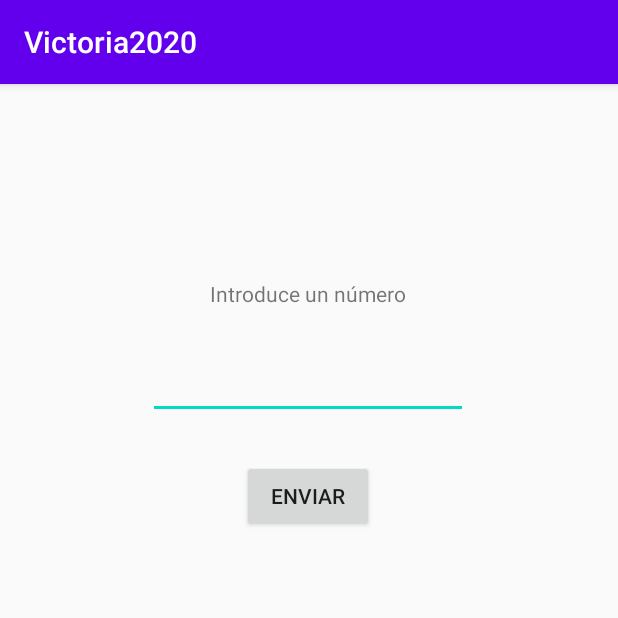
After one commit to VictoriaMolina/Moviles2020, an Android app: the evenNumber screen opened directly, with no data from a screen before it, on a phone screen of 412 x 824 dp, the top half of it. The commit adds this screen. Run offline under Robolectric (Android 15) with nearby library versions, the phone set to English and light mode, and no system bars.

Commit message:
Se agregó practica de número par.

```diff
--- a/Victoria2020/app/build.gradle
+++ b/Victoria2020/app/build.gradle
@@ -30,8 +30,10 @@ dependencies {
     implementation 'androidx.core:core-ktx:1.3.1'
     implementation 'androidx.appcompat:appcompat:1.2.0'
     implementation 'androidx.constraintlayout:constraintlayout:1.1.3'
+    implementation 'com.squareup.picasso:picasso:2.71828'
     testImplementation 'junit:junit:4.12'
     androidTestImplementation 'androidx.test.ext:junit:1.1.1'
     androidTestImplementation 'androidx.test.espresso:espresso-core:3.2.0'
 
+
 }
--- a/Victoria2020/app/src/main/AndroidManifest.xml
+++ b/Victoria2020/app/src/main/AndroidManifest.xml
@@ -9,7 +9,9 @@
         android:roundIcon="@mipmap/ic_launcher_round"
         android:supportsRtl="true"
         android:theme="@style/AppTheme">
-        <activity android:name=".TimeFighter"></activity>
+        <activity android:name=".evenNumber"></activity>
+        <activity android:name=".ShakeActivity" />
+        <activity android:name=".TimeFighter" />
         <activity android:name=".IMC" />
         <activity android:name=".StringAndIntActivity" />
         <activity android:name=".SecondActivity" />
--- /dev/null
+++ b/Victoria2020/app/src/main/java/com/example/victoria2020/evenNumber.kt
@@ -0,0 +1,32 @@
+package com.example.victoria2020
+
+import androidx.appcompat.app.AppCompatActivity
+import android.os.Bundle
+import android.widget.Toast
+import kotlinx.android.synthetic.main.activity_even_number.*
+import kotlinx.android.synthetic.main.activity_i_m_c.*
+
+class evenNumber : AppCompatActivity() {
+    override fun onCreate(savedInstanceState: Bundle?) {
+        super.onCreate(savedInstanceState)
+        setContentView(R.layout.activity_even_number)
+
+        btnEnviar.setOnClickListener {
+            var number =  txtNumber.text.toString().toInt()
+
+            if((number % 2 ) ==0)
+            {
+                Toast.makeText(this, "El numero es par", Toast.LENGTH_LONG).show();
+
+            } else {
+                Toast.makeText(this, "El numero es impar", Toast.LENGTH_LONG).show();
+            }
+
+            if(number == 0){
+                Toast.makeText(this, "El numero es cero", Toast.LENGTH_LONG).show();
+            }
+        }
+
+
+    }
+}
--- /dev/null
+++ b/Victoria2020/app/src/main/res/layout/activity_even_number.xml
@@ -0,0 +1,45 @@
+<?xml version="1.0" encoding="utf-8"?>
+<androidx.constraintlayout.widget.ConstraintLayout xmlns:android="http://schemas.android.com/apk/res/android"
+    xmlns:app="http://schemas.android.com/apk/res-auto"
+    xmlns:tools="http://schemas.android.com/tools"
+    android:layout_width="match_parent"
+    android:layout_height="match_parent"
+    tools:context=".evenNumber">
+
+    <EditText
+        android:id="@+id/txtNumber"
+        android:layout_width="wrap_content"
+        android:layout_height="wrap_content"
+        android:ems="10"
+        android:inputType="number"
+        app:layout_constraintBottom_toBottomOf="parent"
+        app:layout_constraintEnd_toEndOf="parent"
+        app:layout_constraintHorizontal_bias="0.497"
+        app:layout_constraintStart_toStartOf="parent"
+        app:layout_constraintTop_toTopOf="parent"
+        app:layout_constraintVertical_bias="0.246" />
+
+    <TextView
+        android:id="@+id/txtNum"
+        android:layout_width="wrap_content"
+        android:layout_height="wrap_content"
+        android:text="Introduce un número"
+        app:layout_constraintBottom_toTopOf="@+id/txtNumber"
+        app:layout_constraintEnd_toEndOf="parent"
+        app:layout_constraintHorizontal_bias="0.498"
+        app:layout_constraintStart_toStartOf="parent"
+        app:layout_constraintTop_toTopOf="parent"
+        app:layout_constraintVertical_bias="0.82" />
+
+    <Button
+        android:id="@+id/btnEnviar"
+        android:layout_width="wrap_content"
+        android:layout_height="wrap_content"
+        android:text="Enviar"
+        app:layout_constraintBottom_toBottomOf="parent"
+        app:layout_constraintEnd_toEndOf="parent"
+        app:layout_constraintHorizontal_bias="0.498"
+        app:layout_constraintStart_toStartOf="parent"
+        app:layout_constraintTop_toBottomOf="@+id/txtNumber"
+        app:layout_constraintVertical_bias="0.055" />
+</androidx.constraintlayout.widget.ConstraintLayout>
--- a/Victoria2020/app/src/main/res/values/strings.xml
+++ b/Victoria2020/app/src/main/res/values/strings.xml
@@ -7,4 +7,5 @@
     <string name="yourScore">Your Score: %1$d</string>
     <string name="timeLeft">Time Left: %1$d</string>
     <string name="tapMe">Tap Me!</string>
+    <string name="Shake">Shake!</string>
 </resources>
```
Also changed, not shown: Victoria2020/app/src/main/java/com/example/victoria2020/MainActivity.kt (+12 -0 lines), Victoria2020/app/src/main/java/com/example/victoria2020/ShakeActivity.kt (added, +61 -0 lines), Victoria2020/app/src/main/java/com/example/victoria2020/ShakeEventListener.java (added, +133 -0 lines), Victoria2020/app/src/main/res/anim/shake.xml (added, +8 -0 lines), Victoria2020/app/src/main/res/layout/activity_main.xml (+21 -1 lines), Victoria2020/app/src/main/res/layout/activity_shake.xml (added, +30 -0 lines), Victoria2020/app/src/main/res/drawable/papel.png (added), Victoria2020/app/src/main/res/drawable/piedra.png (added), Victoria2020/app/src/main/res/drawable/tijeras.png (added).
